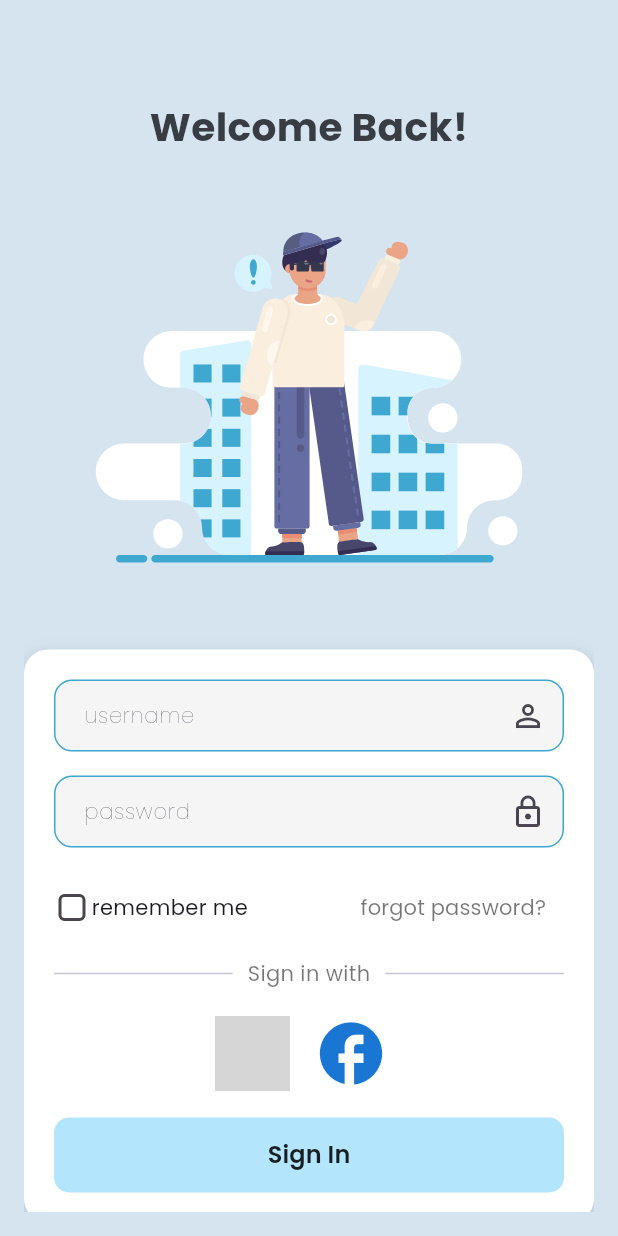
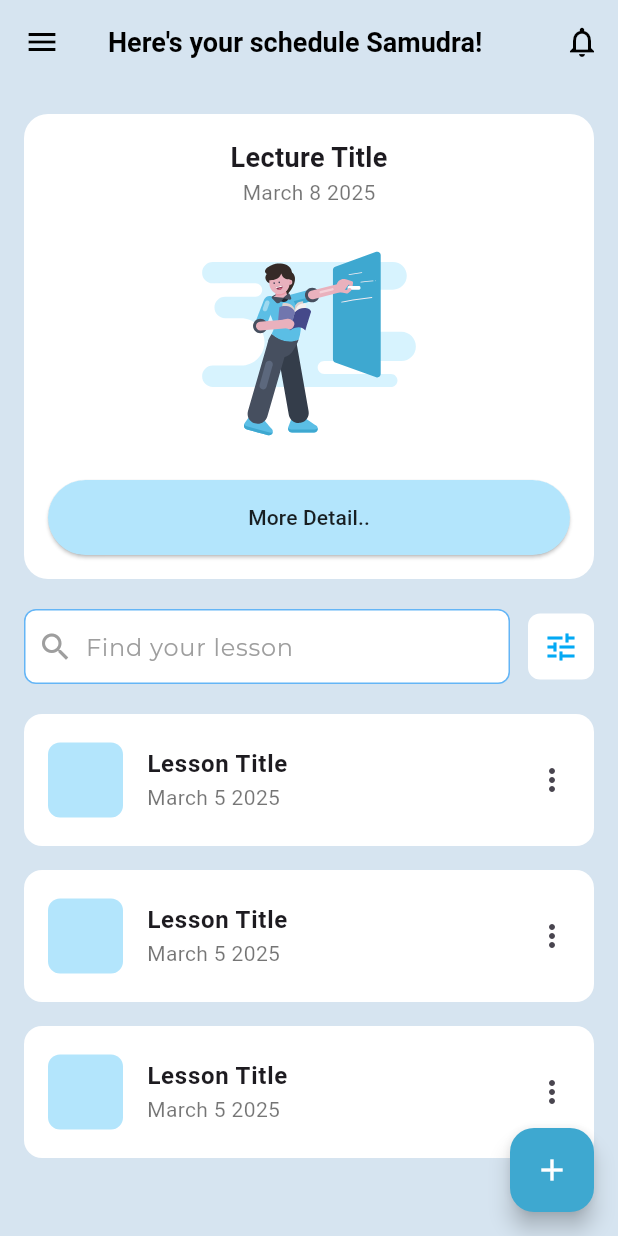
Before and after one commit to dzyy7/admin_ocean_learn2, a Flutter app: the screen it shows after launch, on a phone screen of 412 x 824 dp. Run offline on Flutter 3.47's test engine with Material 3 defaults, Android fonts, the phone set to English and light mode, and no system bars; our stand-ins replace flutter_svg, get, google_fonts; grey boxes are pictures that could not be loaded.

Commit message:
feat: [DZ ]add HomePage and related components for home application view

```diff
--- a/lib/main.dart
+++ b/lib/main.dart
@@ -1,3 +1,4 @@
+import 'package:admin_ocean_learn2/pages/home/home_page.dart';
 import 'package:admin_ocean_learn2/pages/login/login_page.dart';
 import 'package:flutter/material.dart';
 import 'package:get/get_navigation/src/root/get_material_app.dart';
@@ -13,7 +14,7 @@ class MyApp extends StatelessWidget {
   @override
   Widget build(BuildContext context) {
     return GetMaterialApp(
-      home: LoginPage(),
+      home: HomePage(),
     );
   }
 }
--- /dev/null
+++ b/lib/pages/home/home_page.dart
@@ -0,0 +1,88 @@
+// home_page.dart
+import 'package:admin_ocean_learn2/utils/color_palette.dart';
+import 'package:admin_ocean_learn2/widget/home_component/featured_lecture_card.dart';
+import 'package:admin_ocean_learn2/widget/home_component/lesson_list_item.dart';
+import 'package:admin_ocean_learn2/widget/home_component/search_bar_widget.dart';
+import 'package:flutter/material.dart';
+
+class HomePage extends StatelessWidget {
+  const HomePage({super.key});
+
+  @override
+  Widget build(BuildContext context) {
+    return Scaffold(
+      backgroundColor: netralColor,
+      appBar: _buildAppBar(context),
+      floatingActionButton: FloatingActionButton(
+        onPressed: () {},
+        backgroundColor: primaryColor,
+        child: const Icon(Icons.add, color: Colors.white),
+      ),
+      floatingActionButtonLocation: FloatingActionButtonLocation.endFloat,
+      body: SafeArea(
+        child: SingleChildScrollView(
+          physics: const AlwaysScrollableScrollPhysics(),
+          child: Padding(
+            padding: const EdgeInsets.symmetric(horizontal: 16.0),
+            child: Column(
+              children: [
+                const SizedBox(height: 20),
+                const FeaturedLectureCard(
+                  title: 'Lecture Title',
+                  date: 'March 8 2025',
+                  imagePath: 'assets/svg/home1.svg',
+                ),
+                const SizedBox(height: 20),
+                const SearchBarWidget(),
+                const SizedBox(height: 20),
+                _buildLessonsList(),
+                const SizedBox(height: 80),
+              ],
+            ),
+          ),
+        ),
+      ),
+    );
+  }
+
+  AppBar _buildAppBar(BuildContext context) {
+    return AppBar(
+      backgroundColor: netralColor,
+      elevation: 0,
+      leading: IconButton(
+        icon: const Icon(Icons.menu, color: Colors.black),
+        onPressed: () {
+          Scaffold.of(context).openDrawer();
+        },
+      ),
+      title: const Text(
+        "Here's your schedule Samudra!",
+        style: TextStyle(
+          color: Colors.black,
+          fontWeight: FontWeight.bold,
+          fontSize: 18,
+        ),
+      ),
+      actions: [
+        IconButton(
+          icon: const Icon(Icons.notifications_outlined, color: Colors.black),
+          onPressed: () {},
+        ),
+      ],
+    );
+  }
+
+  Widget _buildLessonsList() {
+    return ListView.builder(
+      shrinkWrap: true,
+      physics: const NeverScrollableScrollPhysics(),
+      itemCount: 3,
+      itemBuilder: (context, index) {
+        return const LessonListItem(
+          title: 'Lesson Title',
+          date: 'March 5 2025',
+        );
+      },
+    );
+  }
+}
--- /dev/null
+++ b/lib/widget/home_component/featured_lecture_card.dart
@@ -0,0 +1,69 @@
+// widgets/featured_lecture_card.dart
+import 'package:flutter/material.dart';
+import 'package:flutter_svg/flutter_svg.dart';
+
+class FeaturedLectureCard extends StatelessWidget {
+  final String title;
+  final String date;
+  final String imagePath;
+
+  const FeaturedLectureCard({
+    super.key,
+    required this.title,
+    required this.date,
+    required this.imagePath,
+  });
+
+  @override
+  Widget build(BuildContext context) {
+    return Container(
+      width: double.infinity,
+      padding: const EdgeInsets.all(16),
+      decoration: BoxDecoration(
+        color: Colors.white,
+        borderRadius: BorderRadius.circular(16),
+      ),
+      child: Column(
+        children: [
+          Text(
+            title,
+            style: const TextStyle(
+              fontSize: 18,
+              fontWeight: FontWeight.bold,
+            ),
+          ),
+          Text(
+            date,
+            style: const TextStyle(
+              fontSize: 14,
+              color: Colors.black54,
+            ),
+          ),
+          const SizedBox(height: 16),
+          SvgPicture.asset(
+            imagePath,
+            height: 150,
+          ),
+          const SizedBox(height: 16),
+          ElevatedButton(
+            onPressed: () {},
+            style: ElevatedButton.styleFrom(
+              backgroundColor: Colors.lightBlue.shade100,
+              minimumSize: const Size(double.infinity, 50),
+              shape: RoundedRectangleBorder(
+                borderRadius: BorderRadius.circular(25),
+              ),
+            ),
+            child: const Text(
+              'More Detail..',
+              style: TextStyle(
+                color: Colors.black87,
+                fontWeight: FontWeight.w500,
+              ),
+            ),
+          ),
+        ],
+      ),
+    );
+  }
+}
--- /dev/null
+++ b/lib/widget/home_component/lesson_list_item.dart
@@ -0,0 +1,48 @@
+// widgets/lesson_list_item.dart
+import 'package:flutter/material.dart';
+
+class LessonListItem extends StatelessWidget {
+  final String title;
+  final String date;
+
+  const LessonListItem({
+    super.key,
+    required this.title,
+    required this.date,
+  });
+
+  @override
+  Widget build(BuildContext context) {
+    return Container(
+      margin: const EdgeInsets.only(bottom: 16),
+      decoration: BoxDecoration(
+        color: Colors.white,
+        borderRadius: BorderRadius.circular(12),
+      ),
+      child: ListTile(
+        contentPadding: const EdgeInsets.symmetric(horizontal: 16, vertical: 8),
+        leading: Container(
+          width: 50,
+          height: 50,
+          decoration: BoxDecoration(
+            color: Colors.lightBlue.shade100,
+            borderRadius: BorderRadius.circular(8),
+          ),
+        ),
+        title: Text(
+          title,
+          style: const TextStyle(
+            fontWeight: FontWeight.w600,
+          ),
+        ),
+        subtitle: Text(
+          date,
+          style: const TextStyle(
+            color: Colors.black54,
+          ),
+        ),
+        trailing: const Icon(Icons.more_vert),
+      ),
+    );
+  }
+}
--- /dev/null
+++ b/lib/widget/home_component/search_bar_widget.dart
@@ -0,0 +1,64 @@
+// widgets/search_bar_widget.dart
+import 'package:admin_ocean_learn2/utils/color_palette.dart';
+import 'package:flutter/material.dart';
+import 'package:google_fonts/google_fonts.dart';
+
+class SearchBarWidget extends StatelessWidget {
+  final Function()? onTunePressed;
+
+  const SearchBarWidget({
+    super.key,
+    this.onTunePressed,
+  });
+
+  @override
+  Widget build(BuildContext context) {
+    return Row(
+      children: [
+        Expanded(
+          child: Container(
+            decoration: BoxDecoration(
+              borderRadius: BorderRadius.circular(8),
+              border: Border.all(color: Colors.blue.shade300),
+              color: pureWhite,
+            ),
+            child: Row(
+              children: [
+                const SizedBox(width: 8),
+                const Icon(Icons.search, color: Colors.grey),
+                const SizedBox(width: 8),
+                Expanded(
+                  child: TextField(
+                    decoration: InputDecoration(
+                      border: InputBorder.none,
+                      hintText: 'Find your lesson',
+                      hintStyle: GoogleFonts.montserrat(color: Colors.grey.shade500),
+                    ),
+                  ),
+                ),
+                const SizedBox(width: 8),
+              ],
+            ),
+          ),
+        ),
+
+        // Separator
+        const SizedBox(width: 12),
+
+        // Tune button as separate element
+        Container(
+
+          padding: const EdgeInsets.all(10),
+          decoration: BoxDecoration(
+            color: Colors.white,
+            borderRadius: BorderRadius.circular(8),
+          ),
+          child: InkWell(
+            onTap: onTunePressed,
+            child: const Icon(Icons.tune, color: Colors.lightBlue),
+          ),
+        ),
+      ],
+    );
+  }
+}
```
